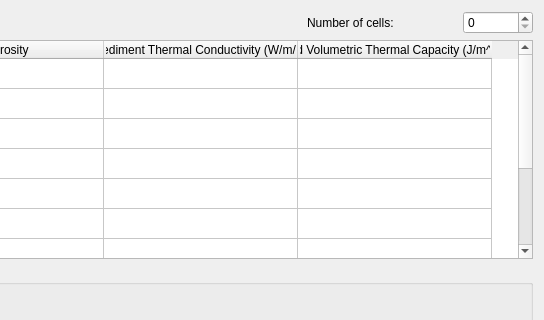
Old version of the form Molonari_2021/ihm/molonaviz/dialogcompute.ui in the repository GVigne/Molonari-2022; both pictures show x 540 to 1084 and y 0 to 320 of the 1084 by 523 pixel window.
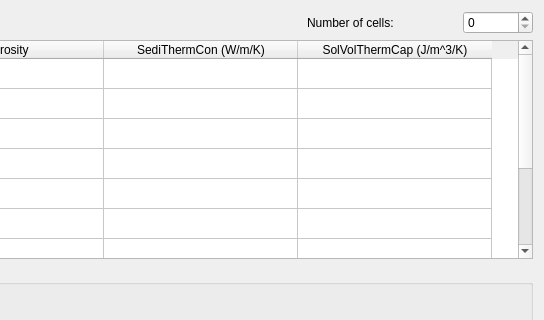
New version of the form.

```diff
--- a/Molonari_2021/ihm/molonaviz/dialogcompute.ui
+++ b/Molonari_2021/ihm/molonaviz/dialogcompute.ui
@@ -225,12 +225,12 @@
      </column>
      <column>
       <property name="text">
-       <string>Sediment Thermal Conductivity (W/m/K)</string>
+       <string>SediThermCon (W/m/K)</string>
       </property>
      </column>
      <column>
       <property name="text">
-       <string>Solid Volumetric Thermal Capacity (J/m^3/K)</string>
+       <string>SolVolThermCap (J/m^3/K)</string>
       </property>
      </column>
     </widget>
```
